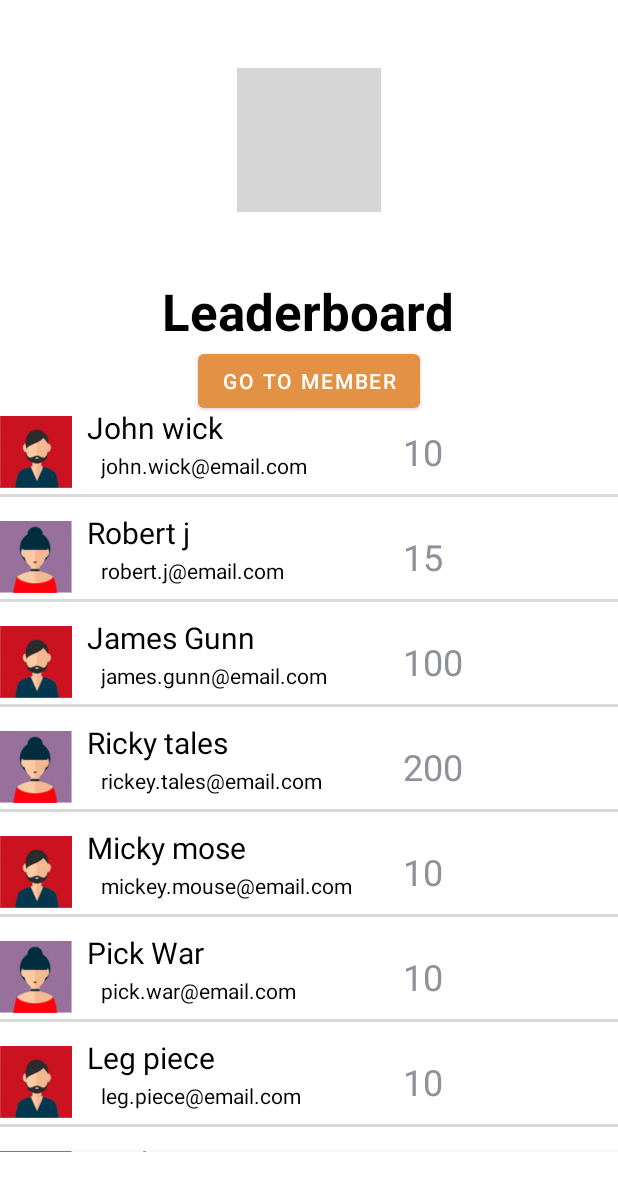
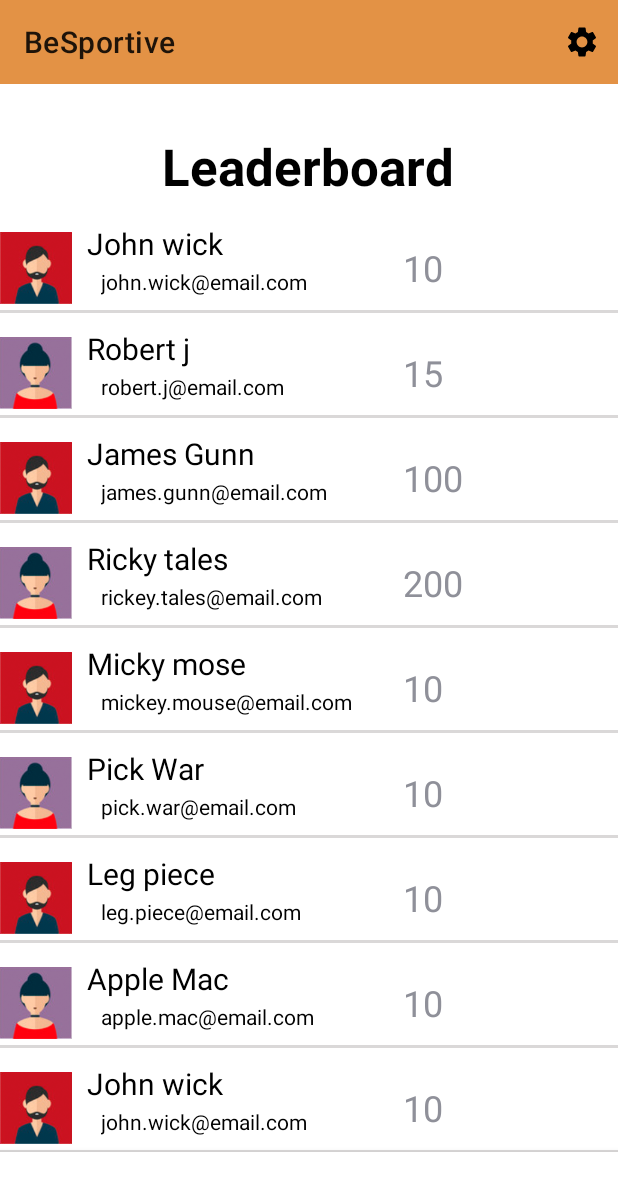
Before and after one commit to gabber235/BeSportive, an Android app: the LeaderboardActivity screen opened directly, with no data from a screen before it, on a phone screen of 412 x 824 dp. Shown: the top 1191 px of the screen. Run offline under Robolectric (Android 15) with nearby library versions, the phone set to English and light mode, and no system bars; grey boxes are pictures that could not be loaded.

Commit message:
updated toolbar leaderboard and members

```diff
--- a/app/src/main/java/nl/tue/besportive/LeaderboardActivity.java
+++ b/app/src/main/java/nl/tue/besportive/LeaderboardActivity.java
@@ -2,8 +2,12 @@
 
 import android.content.Intent;
 import android.os.Bundle;
+import android.view.Menu;
+import android.view.MenuInflater;
 import android.view.MenuItem;
 import android.view.View;
+import android.widget.TextView;
+import androidx.appcompat.widget.Toolbar;
 
 import androidx.appcompat.app.AppCompatActivity;
 import androidx.recyclerview.widget.LinearLayoutManager;
@@ -24,8 +28,11 @@
         super.onCreate(savedInstanceState);
         binding = ActivityLeaderboardBinding.inflate(getLayoutInflater());
         setContentView(binding.getRoot());
-        //setting onclicklistener on memberButton
-        binding.memberOverviewButton.setOnClickListener(this::memberOverview);
+
+        Toolbar toolbar = (Toolbar) findViewById(R.id.toolbar_feed);
+        setSupportActionBar(toolbar);
+        //getSupportActionBar().setDisplayHomeAsUpEnabled(true);
+
 
         // Initialize and assign variable
         BottomNavigationView bottomNavigationView=findViewById(R.id.bottom_navigation);
@@ -92,6 +99,12 @@
         });
     }
 
+    @Override
+    public boolean onCreateOptionsMenu(Menu menu) {
+        MenuInflater inflater = getMenuInflater();
+        inflater.inflate(R.menu.settings_menu, menu);
+        return true;
+    }
 
     public void memberOverview(View view) {
         startMemberOverviewActivity();
--- /dev/null
+++ b/app/src/main/res/drawable/feed_settings.xml
@@ -0,0 +1,5 @@
+<vector android:height="24dp" android:tint="#000000"
+    android:viewportHeight="24" android:viewportWidth="24"
+    android:width="24dp" xmlns:android="http://schemas.android.com/apk/res/android">
+    <path android:fillColor="@android:color/white" android:pathData="M19.14,12.94c0.04,-0.3 0.06,-0.61 0.06,-0.94c0,-0.32 -0.02,-0.64 -0.07,-0.94l2.03,-1.58c0.18,-0.14 0.23,-0.41 0.12,-0.61l-1.92,-3.32c-0.12,-0.22 -0.37,-0.29 -0.59,-0.22l-2.39,0.96c-0.5,-0.38 -1.03,-0.7 -1.62,-0.94L14.4,2.81c-0.04,-0.24 -0.24,-0.41 -0.48,-0.41h-3.84c-0.24,0 -0.43,0.17 -0.47,0.41L9.25,5.35C8.66,5.59 8.12,5.92 7.63,6.29L5.24,5.33c-0.22,-0.08 -0.47,0 -0.59,0.22L2.74,8.87C2.62,9.08 2.66,9.34 2.86,9.48l2.03,1.58C4.84,11.36 4.8,11.69 4.8,12s0.02,0.64 0.07,0.94l-2.03,1.58c-0.18,0.14 -0.23,0.41 -0.12,0.61l1.92,3.32c0.12,0.22 0.37,0.29 0.59,0.22l2.39,-0.96c0.5,0.38 1.03,0.7 1.62,0.94l0.36,2.54c0.05,0.24 0.24,0.41 0.48,0.41h3.84c0.24,0 0.44,-0.17 0.47,-0.41l0.36,-2.54c0.59,-0.24 1.13,-0.56 1.62,-0.94l2.39,0.96c0.22,0.08 0.47,0 0.59,-0.22l1.92,-3.32c0.12,-0.22 0.07,-0.47 -0.12,-0.61L19.14,12.94zM12,15.6c-1.98,0 -3.6,-1.62 -3.6,-3.6s1.62,-3.6 3.6,-3.6s3.6,1.62 3.6,3.6S13.98,15.6 12,15.6z"/>
+</vector>
--- a/app/src/main/res/layout/activity_leaderboard.xml
+++ b/app/src/main/res/layout/activity_leaderboard.xml
@@ -6,17 +6,12 @@
     android:layout_height="match_parent"
     tools:context=".LeaderboardActivity">
 
-    <ImageView
-        android:id="@+id/logo"
-        android:layout_width="wrap_content"
+    <include
+        android:id="@+id/toolbar_feed"
+        layout="@layout/toolbar_feed"
+        android:layout_width="match_parent"
         android:layout_height="wrap_content"
-        android:layout_marginTop="32dp"
-        app:layout_constraintBottom_toBottomOf="parent"
-        app:layout_constraintEnd_toEndOf="parent"
-        app:layout_constraintStart_toStartOf="parent"
-        app:layout_constraintTop_toTopOf="parent"
-        app:layout_constraintVertical_bias="0.019"
-        app:srcCompat="@drawable/logo_2" />
+        app:layout_constraintTop_toTopOf="parent" />
 
 
     <TextView
@@ -24,7 +19,7 @@
         android:layout_width="wrap_content"
         android:layout_height="wrap_content"
         android:layout_marginStart="120dp"
-        android:layout_marginTop="43dp"
+        android:layout_marginTop="32dp"
         android:layout_marginEnd="121dp"
         android:text="@string/leaderboard_header"
         android:textColor="#000000"
@@ -32,7 +27,7 @@
         android:textStyle="bold"
         app:layout_constraintEnd_toEndOf="parent"
         app:layout_constraintStart_toStartOf="parent"
-        app:layout_constraintTop_toBottomOf="@+id/logo" />
+        app:layout_constraintTop_toBottomOf="@+id/toolbar_feed" />
 
     <com.google.android.material.bottomnavigation.BottomNavigationView
         android:id="@+id/bottom_navigation"
@@ -47,23 +42,15 @@
         app:menu="@menu/menu_navigation"
         />
 
-    <Button
-        android:id="@+id/memberOverviewButton"
-        android:layout_width="wrap_content"
-        android:layout_height="wrap_content"
-        android:text="@string/go_to_member_text"
-        app:layout_constraintEnd_toEndOf="parent"
-        app:layout_constraintStart_toStartOf="parent"
-        app:layout_constraintTop_toBottomOf="@+id/textView13" />
-
     <androidx.recyclerview.widget.RecyclerView
         android:id="@+id/recyclerview"
         android:layout_width="match_parent"
         android:layout_height="wrap_content"
         android:layout_marginTop="300dp"
+        android:layout_marginBottom="100dp"
         app:layout_constraintBottom_toTopOf="@+id/bottom_navigation"
         app:layout_constraintEnd_toEndOf="parent"
         app:layout_constraintStart_toStartOf="parent"
-        app:layout_constraintTop_toBottomOf="@+id/memberOverviewButton" />
+        app:layout_constraintTop_toBottomOf="@+id/textView13" />
 
 </androidx.constraintlayout.widget.ConstraintLayout>
--- /dev/null
+++ b/app/src/main/res/layout/toolbar_feed.xml
@@ -0,0 +1,9 @@
+<?xml version="1.0" encoding="utf-8"?>
+<androidx.appcompat.widget.Toolbar
+    xmlns:android="http://schemas.android.com/apk/res/android"
+    android:id="@+id/feed_toolbar"
+    android:layout_width="match_parent"
+    android:layout_height="wrap_content"
+    android:minHeight="?attr/actionBarSize"
+    android:background="?attr/colorPrimary"
+    />
--- /dev/null
+++ b/app/src/main/res/menu/settings_menu.xml
@@ -0,0 +1,8 @@
+<?xml version="1.0" encoding="utf-8"?>
+<menu xmlns:android="http://schemas.android.com/apk/res/android"
+    xmlns:app="http://schemas.android.com/apk/res-auto">
+    <item android:id="@+id/leave_group"
+        android:icon="@drawable/feed_settings"
+        android:title="leave_group"
+        app:showAsAction="ifRoom"/>
+</menu>
```
Also changed, not shown: app/src/main/java/nl/tue/besportive/MemberOverviewActivity.java (+28 -0 lines), app/src/main/res/layout/activity_member_overview.xml (+13 -15 lines).
